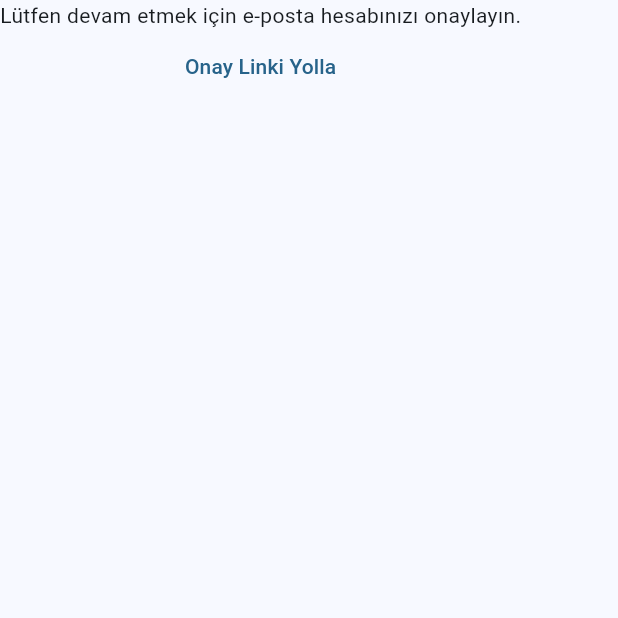
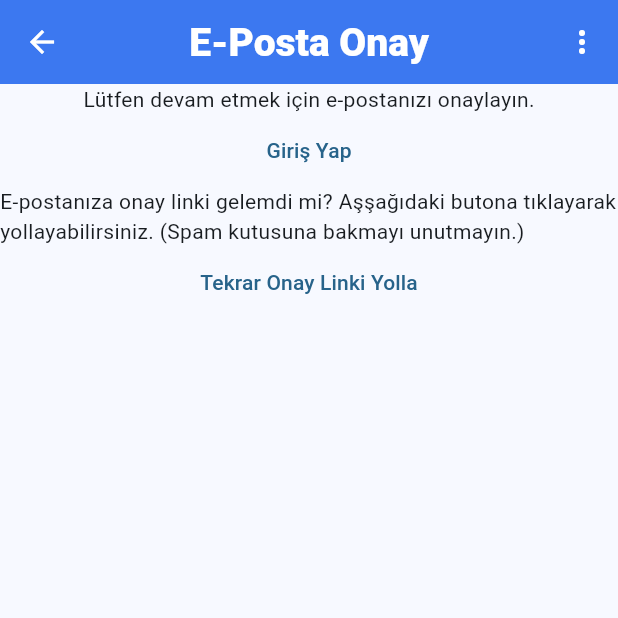
Before and after one commit to HuseyinYeldan/flutter-mynotes, a Flutter app: the VerifyEmailView screen opened directly, on a phone screen of 412 x 824 dp, the top half of it. Run offline on Flutter 3.47's test engine with Material 3 defaults, Android fonts, the phone set to English and light mode, and no system bars; our stand-ins replace firebase_auth, firebase_core; accounts and stored records are empty.

Commit message:
Email verification system is fixed.

```diff
--- a/lib/constants/routes.dart
+++ b/lib/constants/routes.dart
@@ -1,3 +1,4 @@
 const loginRoute = '/giris/';
 const registerRoute = '/kayit/';
 const notesRoute = '/notlar/';
+const verifyEmailRoute = '/email-onayla/';
--- a/lib/main.dart
+++ b/lib/main.dart
@@ -23,6 +23,7 @@ void main() {
         loginRoute: (context) => const LoginView(),
         registerRoute: (context) => const RegisterView(),
         notesRoute: (context) => const NotesView(),
+        verifyEmailRoute: (context) => const VerifyEmailView(),
       },
     ),
   );
--- a/lib/views/register_view.dart
+++ b/lib/views/register_view.dart
@@ -55,6 +55,9 @@ class _RegisterViewState extends State<RegisterView> {
                 await FirebaseAuth.instance
                     .createUserWithEmailAndPassword(
                         email: email, password: password);
+                Navigator.of(context).pushNamed(verifyEmailRoute);
+                final currentUser =  FirebaseAuth.instance.currentUser;
+                await currentUser?.sendEmailVerification();
               } on FirebaseAuthException catch (e) {
                 await showErrorDialog(context, e.message.toString());
               }
--- a/lib/views/verify_email_view.dart
+++ b/lib/views/verify_email_view.dart
@@ -1,5 +1,9 @@
 import 'package:firebase_auth/firebase_auth.dart';
+import 'package:firebase_core/firebase_core.dart';
 import 'package:flutter/material.dart';
+import 'package:mynotes/constants/routes.dart';
+import 'package:mynotes/main.dart';
+import 'package:mynotes/utilities/show_error_dialog.dart';
 
 class VerifyEmailView extends StatefulWidget {
   const VerifyEmailView({super.key});
@@ -11,16 +15,65 @@ class VerifyEmailView extends StatefulWidget {
 class _VerifyEmailViewState extends State<VerifyEmailView> {
   @override
   Widget build(BuildContext context) {
-    return Column(
-      children: [
-        const Text('Lütfen devam etmek için e-posta hesabınızı onaylayın.'),
-        TextButton(
-            onPressed: () async {
-              final user = FirebaseAuth.instance.currentUser;
-              await user?.sendEmailVerification();
+    return Scaffold(
+      appBar: AppBar(
+        centerTitle: true,
+        backgroundColor: const Color.fromRGBO(60, 120, 240, 1),
+        foregroundColor: Colors.white,
+        titleTextStyle:
+            const TextStyle(fontWeight: FontWeight.w900, fontSize: 26),
+        title: const Text('E-Posta Onay'),
+        actions: [
+          PopupMenuButton<MenuAction>(
+            onSelected: (value) async {
+              switch (value) {
+                case MenuAction.logout:
+                  final shouldLogout = await showLogOutDialog(context);
+                  if (shouldLogout) {
+                    await FirebaseAuth.instance.signOut();
+                    // ignore: use_build_context_synchronously
+                    Navigator.of(context)
+                        .pushNamedAndRemoveUntil(loginRoute, (_) => false);
+                  }
+                  break;
+                default:
+              }
             },
-            child: const Text('Onay Linki Yolla')),
-      ],
+            itemBuilder: (context) {
+              return const [
+                PopupMenuItem<MenuAction>(
+                  value: MenuAction.logout,
+                  child: Text('Çıkış Yap'),
+                ),
+              ];
+            },
+          )
+        ],
+      ),
+      body: Center(
+        child: Column(
+          children: [
+            const Text('Lütfen devam etmek için e-postanızı onaylayın.'),
+            TextButton(
+                onPressed: () {
+                  Navigator.of(context)
+                      .pushNamedAndRemoveUntil(loginRoute, (route) => false);
+                },
+                child: const Text('Giriş Yap')),
+            const Text(
+                'E-postanıza onay linki gelemdi mi? Aşşağıdaki butona tıklayarak yollayabilirsiniz. (Spam kutusuna bakmayı unutmayın.)'),
+            TextButton(
+                onPressed: () async {
+                  try {
+                    FirebaseAuth.instance.currentUser?.sendEmailVerification();
+                  } on FirebaseAuthException catch (e) {
+                    await showErrorDialog(context, e.message.toString());
+                  }
+                },
+                child: const Text('Tekrar Onay Linki Yolla'))
+          ],
+        ),
+      ),
     );
   }
 }
```
Also changed, not shown: lib/views/login_view.dart (+11 -4 lines).
